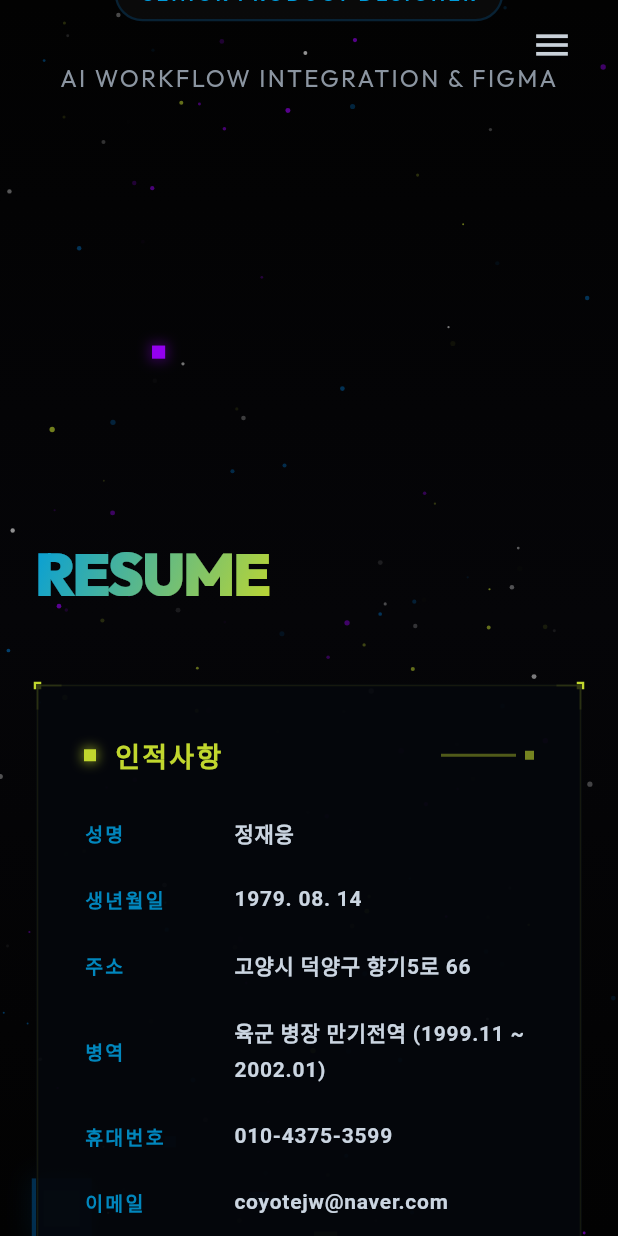
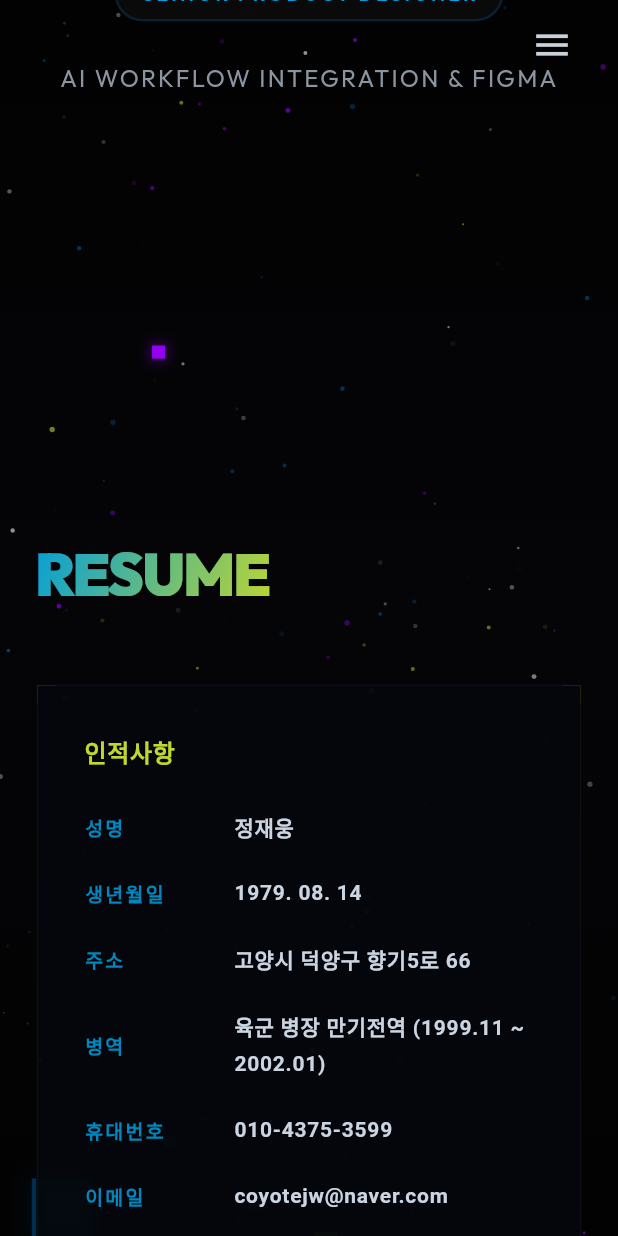
Before and after one commit to koyotejw-ux/senior-designer-portfolio, a Flutter app: the screen it shows after launch, scrolled down 576 dp, on a phone screen of 412 x 824 dp. Run offline on Flutter 3.47's test engine with Material 3 defaults, Android fonts, the phone set to English and light mode, and no system bars; drawn by our look-alikes of flutter_animate; our stand-ins replace cloud_firestore, firebase_core, flutter_riverpod, flutter_svg, go_router, google_fonts and 4 more; missing offline and left inert: dart:html, dart:ui_web; accounts and stored records are empty; network calls fail; Roboto replaces fonts that are missing (Pretendard).

Commit message:
style: make outlines thinner, remove card title decorators, reduce subheading letterSpacing, and remove vertical title bars

```diff
--- a/lib/features/home/presentation/widgets/experience_section.dart
+++ b/lib/features/home/presentation/widgets/experience_section.dart
@@ -198,7 +198,7 @@ class ExperienceSection extends ConsumerWidget {
               color: AppColors.accentCyan.withValues(alpha: 0.9),
               fontWeight: FontWeight.w800,
               fontSize: 13,
-              letterSpacing: 1.5,
+              letterSpacing: 0.3,
               fontFamily: 'Courier',
               height: 1.2,
             ),
--- a/lib/features/home/presentation/widgets/holographic_card.dart
+++ b/lib/features/home/presentation/widgets/holographic_card.dart
@@ -32,48 +32,15 @@ class HolographicCard extends StatelessWidget {
           mainAxisSize: MainAxisSize.min,
           children: [
             if (title != null) ...[
-              Row(
-                children: [
-                  // Target Node Indicator
-                  Container(
-                    width: 8,
-                    height: 8,
-                    decoration: BoxDecoration(
-                      color: accentColor,
-                      boxShadow: [
-                        BoxShadow(
-                          color: accentColor.withValues(alpha: 0.6),
-                          blurRadius: 6,
-                          spreadRadius: 1,
-                        ),
-                      ],
-                    ),
-                  ),
-                  const SizedBox(width: 12),
               Text(
                 title!,
                 style: TextStyle(
                   color: accentColor,
                   fontFamily: 'Courier',
-                      fontSize: 18,
+                  fontSize: 16,
                   fontWeight: FontWeight.w900,
-                      letterSpacing: 1.5,
+                  letterSpacing: 0.5,
                 ),
-                  ),
-                  const Spacer(),
-                  // Tech Line ticks
-                  Container(
-                    width: 50,
-                    height: 2,
-                    color: accentColor.withValues(alpha: 0.4),
-                  ),
-                  const SizedBox(width: 6),
-                  Container(
-                    width: 6,
-                    height: 6,
-                    color: accentColor.withValues(alpha: 0.6),
-                  ),
-                ],
               ),
               const SizedBox(height: 24),
             ],
@@ -106,43 +73,23 @@ class _TechHudBorderPainter extends CustomPainter {
       ..style = PaintingStyle.fill;
     canvas.drawRect(Rect.fromLTWH(0, 0, w, h), bgPaint);
 
-    // 2. Simple Rectangular Outer Border
+    // 2. Simple Rectangular Outer Border (Thinner: 0.5)
     final borderPaint = Paint()
-      ..color = color.withValues(alpha: 0.35)
+      ..color = color.withValues(alpha: 0.25)
       ..style = PaintingStyle.stroke
-      ..strokeWidth = 1.0;
+      ..strokeWidth = 0.5;
     canvas.drawRect(
       Rect.fromLTRB(padding, padding, w - padding, h - padding),
       borderPaint,
     );
 
-    // 3. Rectangular Point Markers (Tiny Solid Square Nodes at 4 Corners)
-    final nodePaint = Paint()
-      ..color = color
-      ..style = PaintingStyle.fill;
-    const nodeSize = 5.0;
+    // 3. Accent Corner Line Ticks (Thinner: 0.6)
+    final linePaint = Paint()
+      ..color = color.withValues(alpha: 0.5)
+      ..style = PaintingStyle.stroke
+      ..strokeWidth = 0.6;
 
-    final corners = [
-      Offset(padding, padding),
-      Offset(w - padding, padding),
-      Offset(w - padding, h - padding),
-      Offset(padding, h - padding),
-    ];
-
-    for (final corner in corners) {
-      canvas.drawRect(
-        Rect.fromCenter(center: corner, width: nodeSize, height: nodeSize),
-        nodePaint,
-      );
-    }
-
-    // 4. Accent Corner Line Ticks (Simple Tech lines along borders)
-    final linePaint = Paint()
-      ..color = color.withValues(alpha: 0.7)
-      ..style = PaintingStyle.stroke
-      ..strokeWidth = 1.2;
-
-    const tickLength = 16.0;
+    const tickLength = 12.0;
     // Top-left tick
     canvas.drawLine(Offset(padding, padding), Offset(padding + tickLength, padding), linePaint);
     canvas.drawLine(Offset(padding, padding), Offset(padding, padding + tickLength), linePaint);
--- a/lib/features/home/presentation/widgets/resume_section.dart
+++ b/lib/features/home/presentation/widgets/resume_section.dart
@@ -440,25 +440,15 @@ class ResumeSection extends ConsumerWidget {
   }
 
   Widget _buildSectionTitle(String title) {
-    return Row(
-      children: [
-        Container(
-          width: 3,
-          height: 12,
-          color: AppColors.highlightGreen,
-        ),
-        const SizedBox(width: 8),
-        Text(
+    return Text(
       title,
       style: TextStyle(
         color: AppColors.highlightGreen.withValues(alpha: 0.95),
         fontSize: 14,
         fontWeight: FontWeight.w800,
-            letterSpacing: 1.0,
+        letterSpacing: 0.3,
         fontFamily: 'Courier',
       ),
-        ),
-      ],
     );
   }
 }
```
Lines whose indentation alone changed are shown as unchanged.
